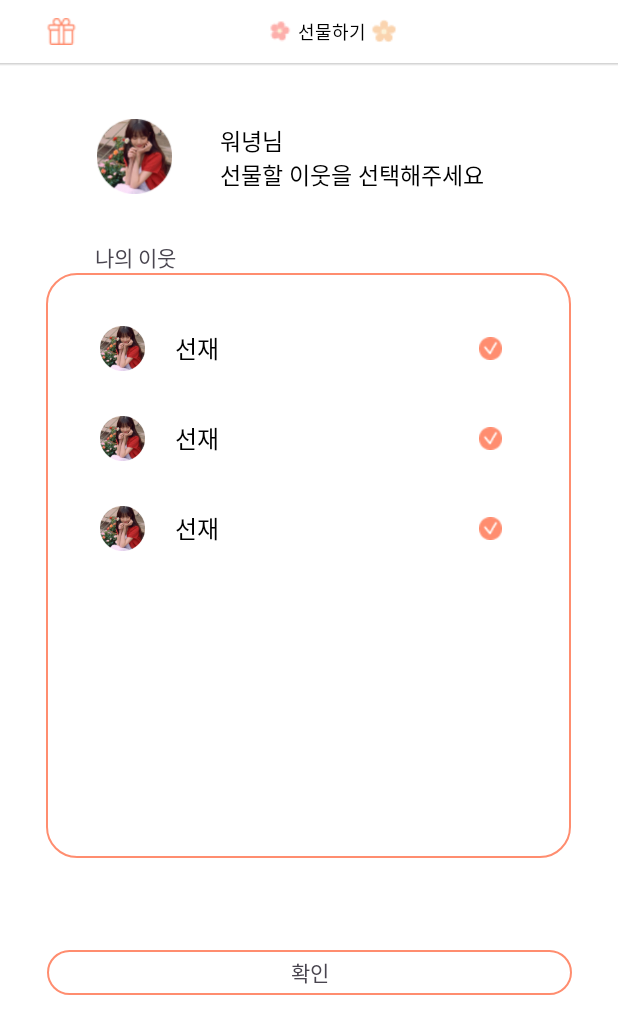
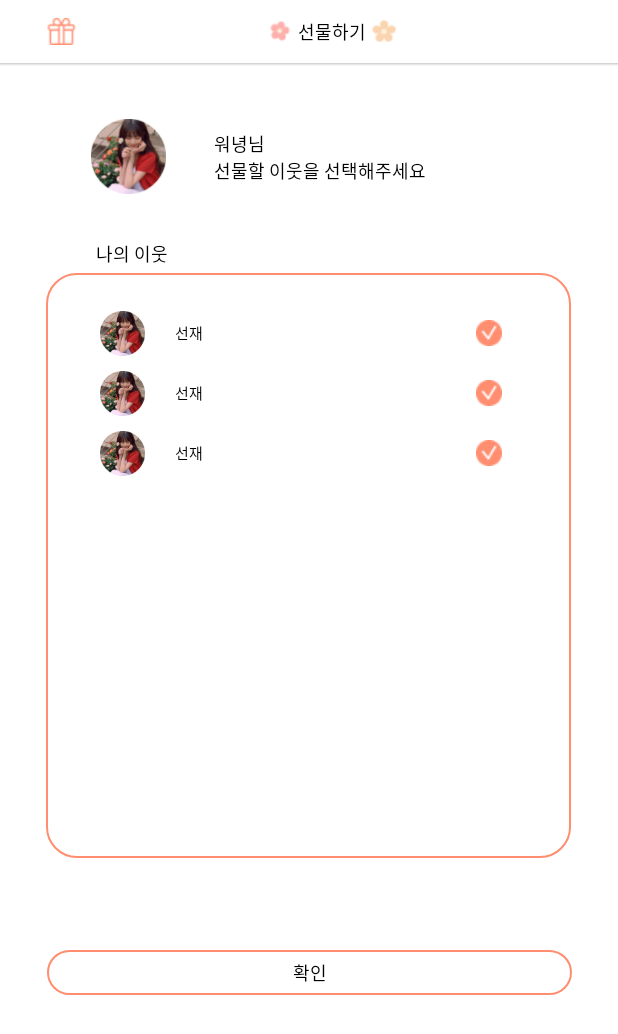
Before and after one commit to SOLUX-APP1-FLORY/Flory-Android, an Android app: the layout activity_gift_selectneighbor.xml on its own in the app's theme, with its tools: preview values and no code run, on a phone screen of 412 x 824 dp. Shown: the top 1034 px of the screen. Run offline under Robolectric (Android 15) with nearby library versions, the phone set to English and light mode, and no system bars.

Commit message:
mod: 폰트 수정

```diff
--- a/app/src/main/res/layout/activity_gift_searchneighbor.xml
+++ b/app/src/main/res/layout/activity_gift_searchneighbor.xml
@@ -116,7 +116,7 @@
                 android:layout_height="wrap_content"
                 android:layout_marginTop="20dp"
                 android:text="해당 닉네임의 회원이 없습니다."
-                android:textAppearance="@style/TextAppearance.subtitle1"
+                android:textAppearance="@style/TextAppearance.body2"
                 android:textColor="@color/black"
                 app:layout_constraintBottom_toTopOf="@+id/rv_searchneighbors"
                 app:layout_constraintEnd_toEndOf="parent"
--- a/app/src/main/res/layout/activity_gift_selectneighbor.xml
+++ b/app/src/main/res/layout/activity_gift_selectneighbor.xml
@@ -55,7 +55,7 @@
         android:layout_width="350dp"
         android:layout_height="100dp"
         android:layout_marginTop="52dp"
-        android:gravity="center"
+        android:gravity="center_vertical"
         app:layout_constraintBottom_toTopOf="@+id/cl_gift_selectneighbors"
         app:layout_constraintEnd_toEndOf="parent"
         app:layout_constraintHorizontal_bias="0.491"
@@ -67,6 +67,7 @@
             android:id="@+id/iv_gift_image"
             android:layout_width="50dp"
             android:layout_height="50dp"
+            android:layout_marginStart="30dp"
             app:layout_constraintBottom_toBottomOf="parent"
             app:layout_constraintEnd_toEndOf="parent"
             app:layout_constraintHorizontal_bias="0.106"
@@ -92,7 +93,7 @@
                 android:layout_width="wrap_content"
                 android:layout_height="wrap_content"
                 android:text="워녕님"
-                android:textAppearance="@style/TextAppearance.body1"
+                android:textAppearance="@style/TextAppearance.subtitle3"
                 tools:layout_editor_absoluteX="146dp"
                 tools:layout_editor_absoluteY="90dp" />
 
@@ -101,7 +102,7 @@
                 android:layout_width="wrap_content"
                 android:layout_height="wrap_content"
                 android:text="선물할 이웃을 선택해주세요"
-                android:textAppearance="@style/TextAppearance.body1"
+                android:textAppearance="@style/TextAppearance.subtitle3"
                 tools:layout_editor_absoluteX="146dp"
                 tools:layout_editor_absoluteY="115dp" />
         </LinearLayout>
@@ -113,6 +114,8 @@
         android:layout_height="wrap_content"
         android:layout_marginStart="16dp"
         android:text="나의 이웃"
+        android:textAppearance="@style/TextAppearance.subtitle3"
+        android:layout_marginBottom="4dp"
         app:layout_constraintBottom_toTopOf="@+id/cl_gift_selectneighbors"
         app:layout_constraintEnd_toEndOf="parent"
         app:layout_constraintHorizontal_bias="0.138"
@@ -138,10 +141,8 @@
             app:layoutManager="androidx.recyclerview.widget.LinearLayoutManager"
             app:layout_constraintBottom_toBottomOf="parent"
             app:layout_constraintEnd_toEndOf="parent"
-            app:layout_constraintHorizontal_bias="1.0"
             app:layout_constraintStart_toStartOf="parent"
             app:layout_constraintTop_toTopOf="parent"
-            app:layout_constraintVertical_bias="0.0"
             tools:listitem="@layout/item_gift_selectneighbors" />
     </androidx.constraintlayout.widget.ConstraintLayout>
 
@@ -160,6 +161,7 @@
             android:layout_width="wrap_content"
             android:layout_height="wrap_content"
             android:text="확인"
+            android:textAppearance="@style/TextAppearance.subtitle3"
             app:layout_constraintBottom_toBottomOf="parent"
             app:layout_constraintEnd_toEndOf="parent"
             app:layout_constraintStart_toStartOf="parent"
--- a/app/src/main/res/layout/item_gift_selectneighbors.xml
+++ b/app/src/main/res/layout/item_gift_selectneighbors.xml
@@ -3,7 +3,7 @@
     xmlns:app="http://schemas.android.com/apk/res-auto"
     xmlns:tools="http://schemas.android.com/tools"
     android:layout_width="300dp"
-    android:layout_height="60dp"
+    android:layout_height="40dp"
     >
 
     <ImageView
@@ -21,15 +21,15 @@
         android:layout_height="wrap_content"
         android:layout_marginStart="20dp"
         android:text="선재"
-        android:textAppearance="@style/TextAppearance.subtitle1"
+        android:textAppearance="@style/TextAppearance.subtitle4"
         android:textColor="@color/black"
         app:layout_constraintBottom_toBottomOf="parent"
         app:layout_constraintStart_toEndOf="@+id/tv_gift_user"
         app:layout_constraintTop_toTopOf="parent" />
 
     <ImageView
-        android:layout_width="15dp"
-        android:layout_height="15dp"
+        android:layout_width="17dp"
+        android:layout_height="17dp"
         android:layout_marginEnd="16dp"
         android:src="@drawable/ic_gift_check"
         app:layout_constraintBottom_toBottomOf="parent"
--- a/app/src/main/res/layout/item_profile_neighbors.xml
+++ b/app/src/main/res/layout/item_profile_neighbors.xml
@@ -21,7 +21,7 @@
         android:layout_height="wrap_content"
         android:layout_marginTop="10dp"
         android:text="원영"
-        android:textAppearance="@style/TextAppearance.body5"
+        android:textAppearance="@style/TextAppearance.subtitle2"
         android:textColor="@color/black"
         app:layout_constraintEnd_toEndOf="parent"
         app:layout_constraintStart_toStartOf="parent"
```
Also changed, not shown: app/src/main/res/layout/fragment_gift.xml (+4 -4 lines).
